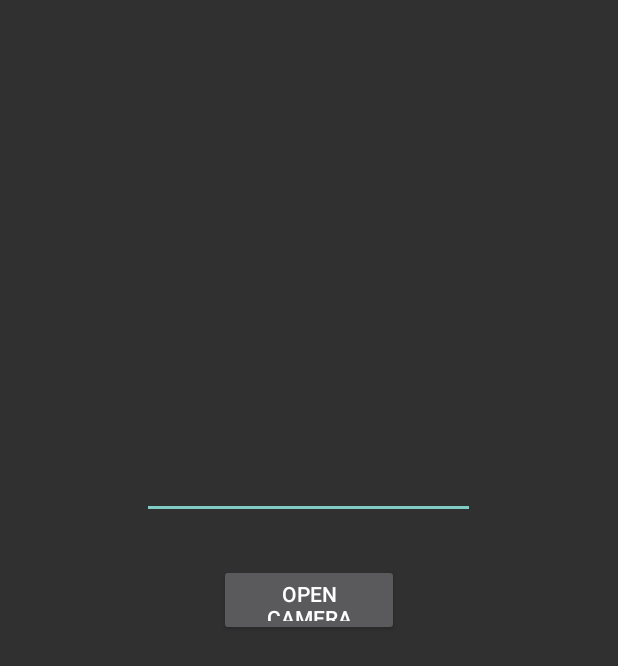
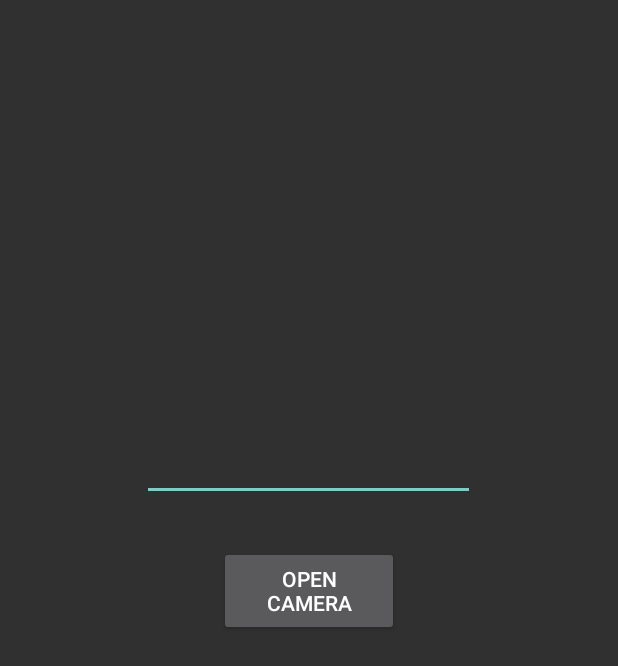
Before and after one commit to kpeters99/ArCoreDart, an Android app: the AugmentedImageActivity screen opened directly, with no data from a screen before it, after a tap on "CLICK AFTER THROW", on a phone screen of 412 x 824 dp. Shown: the top 666 px of the screen. Run offline under Robolectric (Android 15) with nearby library versions, the phone set to English and light mode, and no system bars; libraries missing offline, so code that uses them is left out: com.google.ar.core, de.javagl.obj; pictures from the network do not load; 4 statements that could not run were skipped.

Commit message:
Größen und Spacings verbessert.

```diff
--- a/app/src/main/java/de/hsos/ma/ardartcheckout/java/augmentedimage/rendering/AugmentedImageRenderer.java
+++ b/app/src/main/java/de/hsos/ma/ardartcheckout/java/augmentedimage/rendering/AugmentedImageRenderer.java
@@ -178,7 +178,7 @@ public class AugmentedImageRenderer {
 
     Pose anchorPose = centerAnchor.getPose();
 
-    float scaleFactor = 0.05f;
+    float scaleFactor = 0.25f;
     float[] modelMatrix = new float[16];
 
     dart1Pose = dartPoses[checkout.get(0)];
--- a/app/src/main/res/layout/activity_launch.xml
+++ b/app/src/main/res/layout/activity_launch.xml
@@ -19,7 +19,7 @@
     <Button
         android:id="@+id/button2"
         android:layout_width="120dp"
-        android:layout_height="48dp"
+        android:layout_height="60dp"
         android:layout_alignParentBottom="true"
         android:layout_centerHorizontal="true"
         android:layout_marginBottom="400dp"
--- a/app/src/main/res/layout/activity_main.xml
+++ b/app/src/main/res/layout/activity_main.xml
@@ -52,11 +52,11 @@
 
   <Button
       android:id="@+id/nextCheckoutButton"
-      android:layout_width="wrap_content"
+      android:layout_width="100dp"
       android:layout_height="wrap_content"
       android:layout_gravity="bottom"
-      android:layout_marginLeft="300dp"
-      android:layout_marginBottom="50dp"
+      android:layout_marginLeft="270dp"
+      android:layout_marginBottom="70dp"
       android:onClick="nextCheckout"
       android:text="Next Checkout" />
 
```
